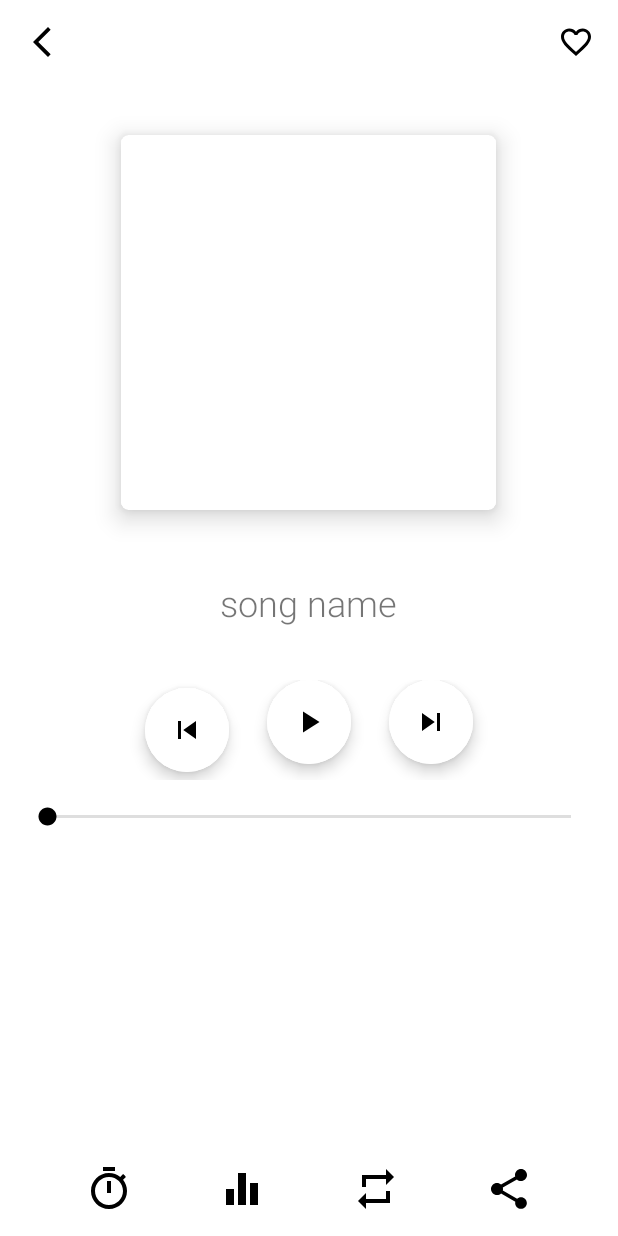
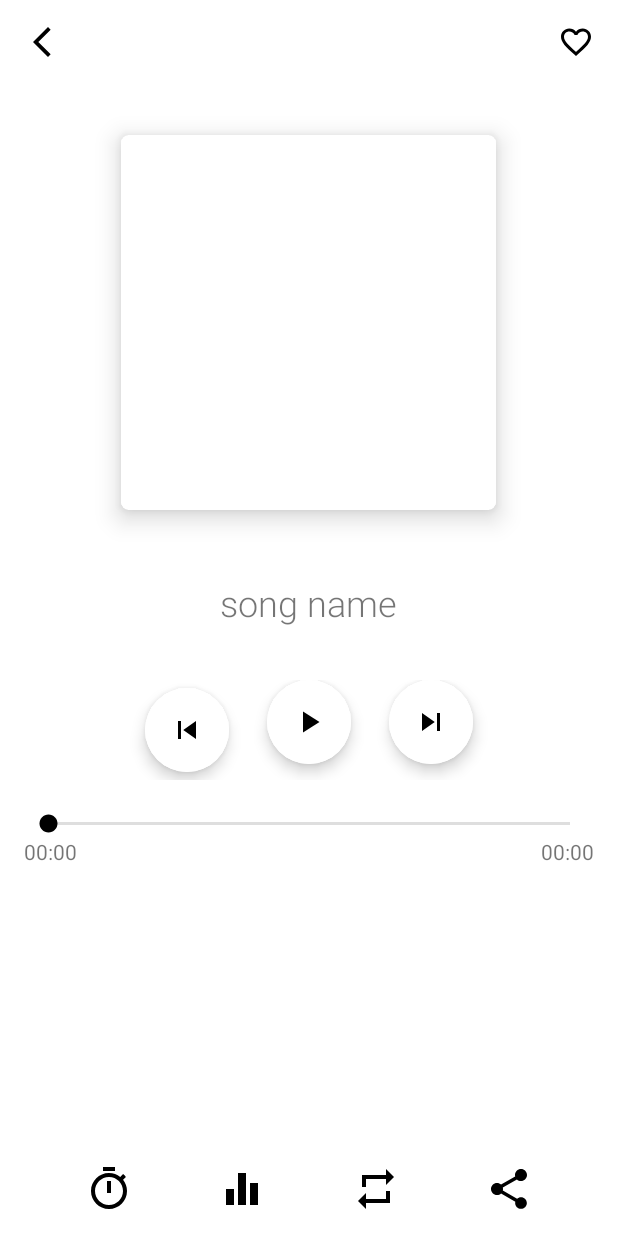
Before and after one commit to TheSalimi/MusicPlayer, an Android app: the PlayerActivity screen opened directly, with no data from a screen before it, on a phone screen of 412 x 824 dp. Run offline under Robolectric (Android 15) with nearby library versions, the phone set to English and light mode, and no system bars; 2 statements that could not run were skipped.

```diff
--- a/app/src/main/java/com/example/musicplayer/MusicService.kt
+++ b/app/src/main/java/com/example/musicplayer/MusicService.kt
@@ -115,6 +115,11 @@ class MusicService : Service() {
             PlayerActivity.musicService!!.mediaPlayer!!.prepare()
             PlayerActivity.binding.playPauseButton.setIconResource(R.drawable.ic_pause)
             PlayerActivity.musicService!!.showNotification(R.drawable.ic_pause)
+
+            PlayerActivity.binding.SeekBarStartTime.text = formatDuration(PlayerActivity.musicService!!.mediaPlayer!!.currentPosition.toLong())
+            PlayerActivity.binding.SeekBarEndTime.text = formatDuration(PlayerActivity.musicService!!.mediaPlayer!!.duration.toLong())
+            PlayerActivity.binding.SeekBar.progress = 0
+            PlayerActivity.binding.SeekBar.max = PlayerActivity.musicService!!.mediaPlayer!!.duration
         } catch (E: java.lang.Exception) {
             return
         }
--- a/app/src/main/java/com/example/musicplayer/PlayerActivity.kt
+++ b/app/src/main/java/com/example/musicplayer/PlayerActivity.kt
@@ -10,6 +10,8 @@ import android.os.Bundle
 import android.os.IBinder
 import android.provider.MediaStore.Audio.Media
 import android.text.BoringLayout
+import android.widget.SeekBar
+import android.widget.SeekBar.*
 import androidx.core.app.ServiceCompat
 import com.bumptech.glide.Glide
 import com.example.musicplayer.databinding.ActivityPlayerBinding
@@ -49,6 +51,14 @@ class PlayerActivity : AppCompatActivity(), ServiceConnection {
         preBtn.setOnClickListener {
             preOrNextSong(false)
         }
+
+        SeekBar.setOnSeekBarChangeListener(object  : OnSeekBarChangeListener{
+            override fun onProgressChanged(seekBar: SeekBar?, progress: Int, fromUser: Boolean) {
+                if (fromUser) musicService!!.mediaPlayer!!.seekTo(progress)
+            }
+            override fun onStartTrackingTouch(seekBar: SeekBar?) = Unit
+            override fun onStopTrackingTouch(seekBar: SeekBar?) =Unit
+        })
     }
 
     private fun startService() {
@@ -93,6 +103,11 @@ class PlayerActivity : AppCompatActivity(), ServiceConnection {
             isPlaying = true
             playPauseButton.setIconResource(R.drawable.ic_pause)
             musicService!!.showNotification(R.drawable.ic_pause)
+
+            SeekBarStartTime.text = formatDuration(musicService!!.mediaPlayer!!.currentPosition.toLong())
+            SeekBarEndTime.text = formatDuration(musicService!!.mediaPlayer!!.duration.toLong())
+            SeekBar.progress = 0
+            SeekBar.max = musicService!!.mediaPlayer!!.duration
         } catch (E: java.lang.Exception) {
             return
         }
--- a/app/src/main/res/layout/activity_player.xml
+++ b/app/src/main/res/layout/activity_player.xml
@@ -99,12 +99,48 @@
             app:icon="@drawable/ic_next"
             android:backgroundTint="@color/white" />
     </LinearLayout>
-
-    <SeekBar
+    <LinearLayout
         android:layout_width="match_parent"
         android:layout_height="wrap_content"
-        android:layout_margin="15dp"
-        android:theme="@style/mySeekBar"/>
+        android:orientation="vertical">
+
+        <SeekBar
+            android:id="@+id/SeekBar"
+            android:layout_width="match_parent"
+            android:layout_height="wrap_content"
+            android:theme="@style/mySeekBar"
+            android:layout_marginStart="16dp"
+            android:layout_marginEnd="16dp"
+            android:layout_marginTop="20dp"/>
+        <RelativeLayout
+            android:layout_width="match_parent"
+            android:layout_height="wrap_content"
+            android:orientation="horizontal"
+            android:gravity="center_horizontal">
+
+            <TextView
+                android:id="@+id/SeekBarStartTime"
+                android:layout_width="wrap_content"
+                android:layout_height="wrap_content"
+                android:text="00:00"
+                android:layout_marginStart="16dp"
+                android:layout_alignParentStart="true"/>
+
+            <TextView
+                android:id="@+id/SeekBarEndTime"
+                android:layout_width="wrap_content"
+                android:layout_height="wrap_content"
+                android:text="00:00"
+                android:layout_marginEnd="16dp"
+                android:layout_alignParentEnd="true"/>
+
+
+        </RelativeLayout>
+
+
+
+
+    </LinearLayout>
 
     <androidx.constraintlayout.widget.ConstraintLayout
         android:layout_width="match_parent"
```
